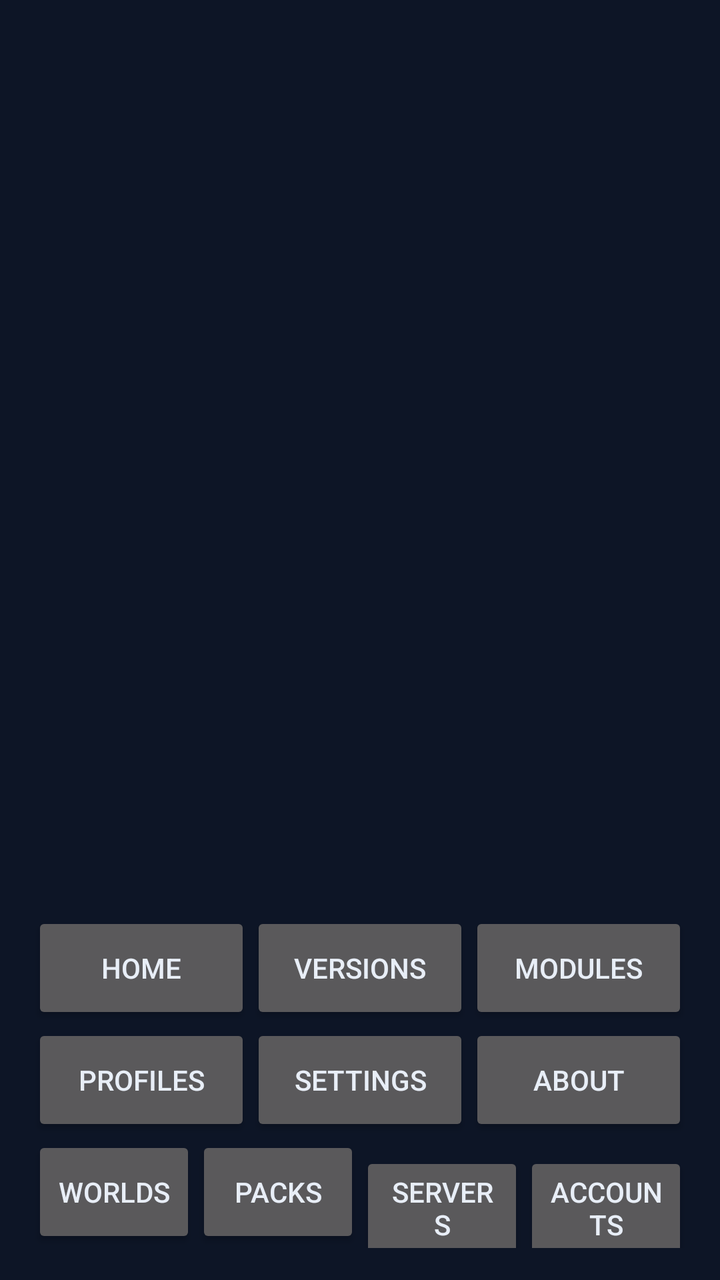
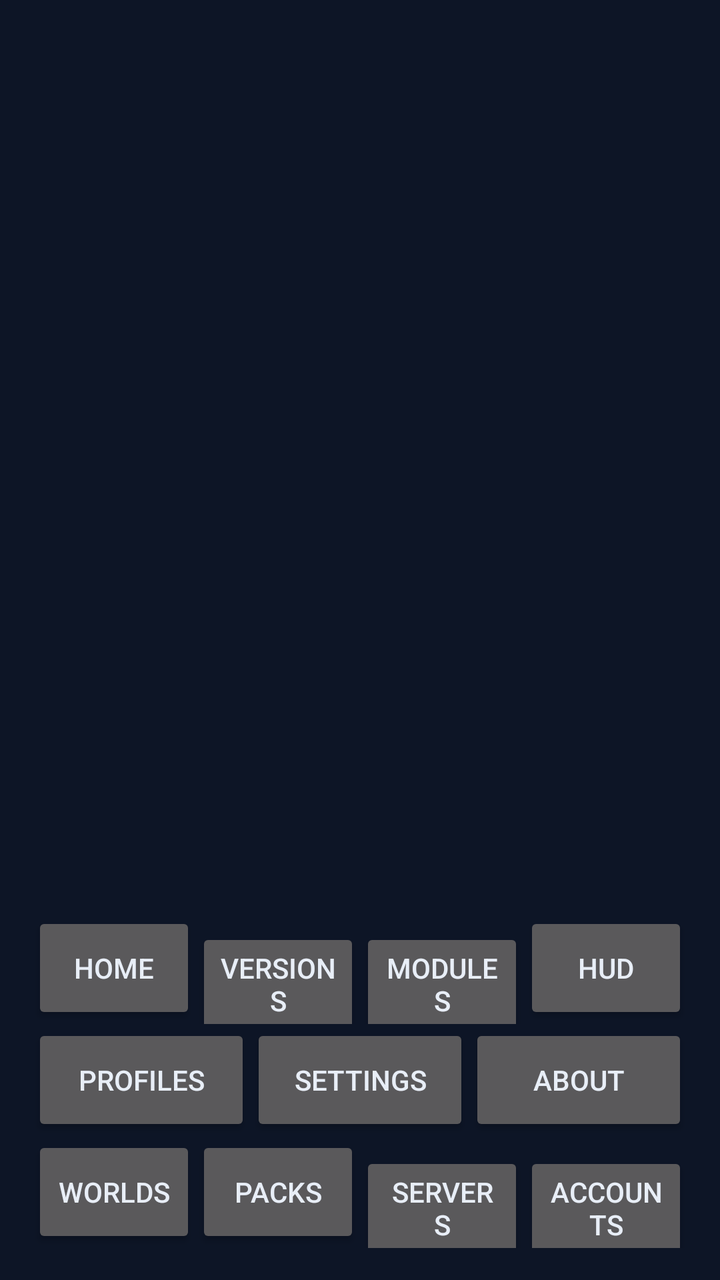

Compare the two renders of this Android layout. The source of the first and the diff that turns it into the second are given below.
<!-- AndroidManifest.xml: application theme Theme.Xykell -->
<!-- res/layout/activity_main.xml -->
<?xml version="1.0" encoding="utf-8"?>
<LinearLayout xmlns:android="http://schemas.android.com/apk/res/android"
    android:orientation="vertical"
    android:layout_width="match_parent"
    android:layout_height="match_parent"
    android:background="@color/xykell_bg"
    android:padding="16dp">

    <ScrollView
        android:layout_width="match_parent"
        android:layout_height="0dp"
        android:layout_weight="1"
        android:fillViewport="true">

        <FrameLayout
            android:id="@+id/screen_container"
            android:layout_width="match_parent"
            android:layout_height="wrap_content" />
    </ScrollView>

    <LinearLayout
        android:orientation="horizontal"
        android:layout_width="match_parent"
        android:layout_height="wrap_content"
        android:layout_marginTop="8dp">

        <Button
            android:id="@+id/nav_home"
            style="@style/XykellNavButton"
            android:text="Home" />
        <Button
            android:id="@+id/nav_versions"
            style="@style/XykellNavButton"
            android:text="Versions" />
        <Button
            android:id="@+id/nav_modules"
            style="@style/XykellNavButton"
            android:text="Modules" />
    </LinearLayout>

    <LinearLayout
        android:orientation="horizontal"
        android:layout_width="match_parent"
        android:layout_height="wrap_content">

        <Button
            android:id="@+id/nav_profiles"
            style="@style/XykellNavButton"
            android:text="Profiles" />
        <Button
            android:id="@+id/nav_settings"
            style="@style/XykellNavButton"
            android:text="Settings" />
        <Button
            android:id="@+id/nav_about"
            style="@style/XykellNavButton"
            android:text="About" />
    </LinearLayout>

    <LinearLayout
        android:orientation="horizontal"
        android:layout_width="match_parent"
        android:layout_height="wrap_content">

        <Button
            android:id="@+id/nav_worlds"
            style="@style/XykellNavButton"
            android:text="Worlds" />
        <Button
            android:id="@+id/nav_packs"
            style="@style/XykellNavButton"
            android:text="Packs" />
        <Button
            android:id="@+id/nav_servers"
            style="@style/XykellNavButton"
            android:text="Servers" />
        <Button
            android:id="@+id/nav_accounts"
            style="@style/XykellNavButton"
            android:text="Accounts" />
    </LinearLayout>

</LinearLayout>
<!-- resources referenced by this layout -->
<resources>
  <color name="xykell_bg">#0D1526</color>
  <style name="XykellNavButton" parent="Widget.AppCompat.Button">
          <item name="android:layout_width">0dp</item>
          <item name="android:layout_height">56dp</item>
          <item name="android:layout_weight">1</item>
          <item name="android:minHeight">56dp</item>
          <item name="android:textSize">14sp</item>
      </style>
  <style name="Theme.Xykell" parent="Theme.AppCompat.NoActionBar">
          <item name="android:windowBackground">@color/xykell_bg</item>
          <item name="android:textColor">@color/xykell_text</item>
          <item name="colorAccent">@color/xykell_accent</item>
      </style>
  <color name="xykell_text">#E8EEF7</color>
  <color name="xykell_accent">#4FD8C7</color>
</resources>

<!-- the commit's change to res/layout/activity_main.xml (unified diff, before → after) -->
@@ -36,6 +36,10 @@
             android:id="@+id/nav_modules"
             style="@style/XykellNavButton"
             android:text="Modules" />
+        <Button
+            android:id="@+id/nav_hud"
+            style="@style/XykellNavButton"
+            android:text="HUD" />
     </LinearLayout>
 
     <LinearLayout
